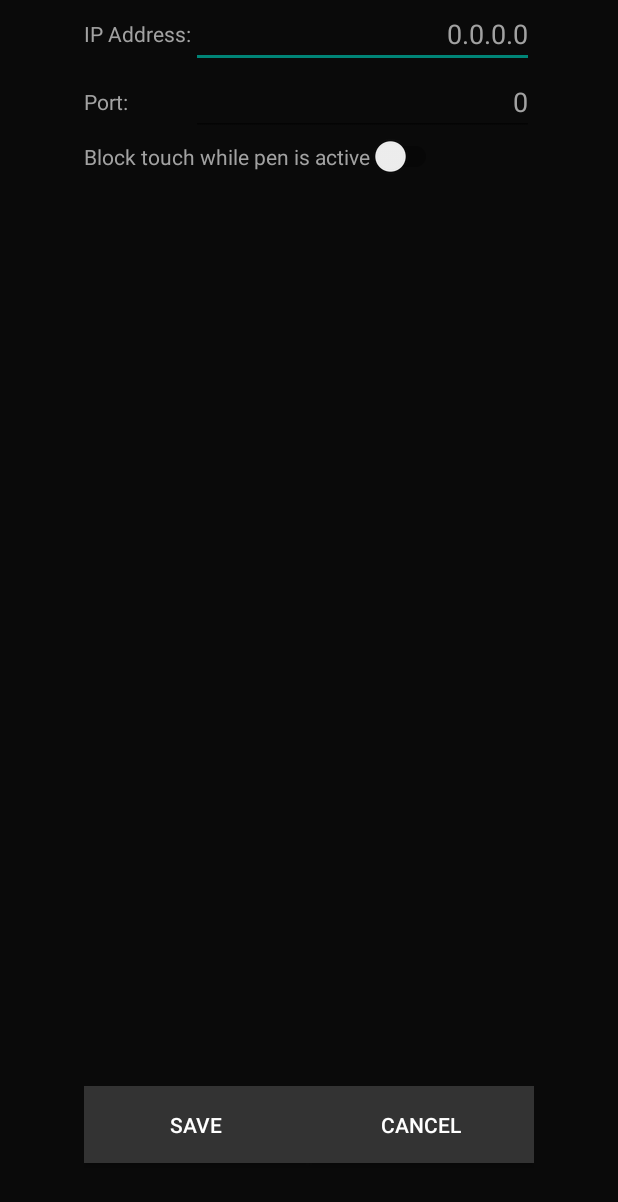
After one commit to MythicPalette/AndroPen, an Android app built with Jetpack Compose: the SettingsActivity screen opened directly, with no data from a screen before it, on a phone screen of 412 x 824 dp. The commit adds this screen. Shown: the top 1202 px of the screen. Run offline under Robolectric (Android 15) with nearby library versions, the phone set to English and light mode, and no system bars.

Commit message:
Added Settings
This is the first pass at exposing configuration to the user.

```diff
--- a/AndroPenAndroid/app/build.gradle.kts
+++ b/AndroPenAndroid/app/build.gradle.kts
@@ -62,7 +62,10 @@ dependencies {
     implementation("org.jetbrains.kotlinx:kotlinx-coroutines-android:1.7.3")
     implementation(libs.androidx.cardview)
     implementation(libs.androidx.constraintlayout)
-    implementation("com.google.code.gson:gson:2.10.1")  // Ensure you use the latest version
+    implementation("com.google.code.gson:gson:2.10.1")
+    implementation(libs.androidx.appcompat)
+    implementation(libs.material)
+    implementation(libs.androidx.activity)  // Ensure you use the latest version
     testImplementation(libs.junit)
     androidTestImplementation(libs.androidx.junit)
     androidTestImplementation(libs.androidx.espresso.core)
--- /dev/null
+++ b/AndroPenAndroid/app/src/main/java/com/mythicpalette/andropen/SettingsActivity.kt
@@ -0,0 +1,55 @@
+package com.mythicpalette.andropen
+
+import android.os.Bundle
+import android.widget.EditText
+import androidx.activity.enableEdgeToEdge
+import androidx.appcompat.app.AppCompatActivity
+import androidx.appcompat.widget.AppCompatButton
+import androidx.appcompat.widget.SwitchCompat
+import androidx.core.view.ViewCompat
+import androidx.core.view.WindowInsetsCompat
+import com.mythicpalette.andropen.helpers.Settings
+
+class SettingsActivity : AppCompatActivity() {
+    override fun onCreate(savedInstanceState: Bundle?) {
+        super.onCreate(savedInstanceState)
+        enableEdgeToEdge()
+        setContentView(R.layout.activity_settings)
+        ViewCompat.setOnApplyWindowInsetsListener(findViewById(R.id.main)) { v, insets ->
+            val systemBars = insets.getInsets(WindowInsetsCompat.Type.systemBars())
+            v.setPadding(systemBars.left, systemBars.top, systemBars.right, systemBars.bottom)
+            insets
+        }
+
+        findViewById<EditText>(R.id.ip_text).setText(Settings.getIpAddress(this))
+        findViewById<EditText>(R.id.port_text).setText(Settings.getPort(this).toString())
+        findViewById<SwitchCompat>(R.id.touch_switch).isChecked = Settings.getPenBlocksTouch(this)
+
+        findViewById<AppCompatButton>(R.id.settings_save_button).setOnClickListener{ _ ->
+            onSave()
+            onBackPressedDispatcher.onBackPressed()
+        }
+        findViewById<AppCompatButton>(R.id.settings_cancel_button).setOnClickListener{ _ ->
+            onBackPressedDispatcher.onBackPressed()
+        }
+    }
+
+    fun onSave() {
+        // Get SharedPreferences instance
+        val sharedPreferences = getSharedPreferences("MyAppPreferences", MODE_PRIVATE)
+        val editor = sharedPreferences.edit()
+
+        // push the values.
+        // IP
+        val ipText = findViewById<EditText>(R.id.ip_text).text.toString()
+        editor.putString("ip_address", ipText)
+        // Port
+        val portText = findViewById<EditText>(R.id.port_text).text.toString().toInt()
+        editor.putInt("port_address", portText)
+        // Block Touch when pen is down
+        val blockTouch = findViewById<SwitchCompat>(R.id.touch_switch).isChecked
+        editor.putBoolean("block_touch_pen", blockTouch)  // Save asynchronously
+
+        editor.apply()
+    }
+}
--- /dev/null
+++ b/AndroPenAndroid/app/src/main/java/com/mythicpalette/andropen/helpers/Settings.kt
@@ -0,0 +1,59 @@
+package com.mythicpalette.andropen.helpers
+
+import android.content.Context
+import android.content.SharedPreferences
+import androidx.appcompat.app.AppCompatActivity.MODE_PRIVATE
+
+object Settings {
+    private const val PREF_NAME = "MyAppPreferences"
+
+    const val IP_ADDRESS = "ip_address"
+    const val PORT_ADDRESS = "port_address"
+    const val PEN_BLOCKS_TOUCH = "pen_blocks_touch"
+    const val TOUCH_DISABLED = "touch_disabled"
+
+    private fun getSharedPreferences(context: Context): SharedPreferences {
+        return context.getSharedPreferences(PREF_NAME, MODE_PRIVATE)
+    }
+    fun getIpAddress(context: Context): String {
+        return getSharedPreferences(context).getString(IP_ADDRESS, "0.0.0.0") ?: "0.0.0.0"
+    }
+    fun setIpAddress(context: Context, ip: String) {
+        val pref = getSharedPreferences(context)
+        val editor = pref.edit()
+        editor.putString(IP_ADDRESS, ip)
+        editor.apply()
+    }
+
+    fun getPort(context: Context): Int {
+        val result = getSharedPreferences(context).getInt(PORT_ADDRESS, 0)
+        return result
+    }
+    fun setPort(context: Context, port: Int) {
+        val pref = getSharedPreferences(context)
+        val editor = pref.edit()
+        editor.putInt(PORT_ADDRESS, port)
+        editor.apply()
+    }
+
+    fun getPenBlocksTouch(context: Context): Boolean {
+        val result =  getSharedPreferences(context).getBoolean(PEN_BLOCKS_TOUCH, false)
+        return result
+    }
+    fun setPenBlocksTouch(context: Context, touch: Boolean) {
+        val pref = getSharedPreferences(context)
+        val editor = pref.edit()
+        editor.putBoolean(PEN_BLOCKS_TOUCH, touch)
+        editor.apply()
+    }
+
+    fun getTouchDisabled(context: Context): Boolean {
+        return getSharedPreferences(context).getBoolean(TOUCH_DISABLED, false)
+    }
+    fun setIpAddress(context: Context, touch: Boolean) {
+        val pref = getSharedPreferences(context)
+        val editor = pref.edit()
+        editor.putBoolean(TOUCH_DISABLED, touch)
+        editor.apply()
+    }
+}
--- /dev/null
+++ b/AndroPenAndroid/app/src/main/res/layout/activity_settings.xml
@@ -0,0 +1,100 @@
+<?xml version="1.0" encoding="utf-8"?>
+<androidx.constraintlayout.widget.ConstraintLayout xmlns:android="http://schemas.android.com/apk/res/android"
+    xmlns:app="http://schemas.android.com/apk/res-auto"
+    xmlns:tools="http://schemas.android.com/tools"
+    android:id="@+id/main"
+    android:layout_width="match_parent"
+    android:layout_height="match_parent"
+    tools:context=".SettingsActivity"
+    android:background="@color/primary_dark">
+        <GridLayout
+            android:layout_width="0dp"
+            android:layout_height="0dp"
+            android:columnCount="2"
+            app:layout_constraintWidth_max="300dp"
+            app:layout_constraintBottom_toBottomOf="parent"
+            app:layout_constraintEnd_toEndOf="parent"
+            app:layout_constraintStart_toStartOf="parent"
+            app:layout_constraintTop_toTopOf="parent">
+
+            <TextView
+                android:layout_height="wrap_content"
+                android:text="@string/ip_address"
+                android:layout_gravity="center_vertical"
+                android:textColor="@color/text" />
+
+            <EditText
+                android:id="@+id/ip_text"
+                android:layout_height="wrap_content"
+                android:layout_columnWeight="1"
+                android:layout_gravity="fill"
+                android:hint="@string/ip_address"
+                android:importantForAutofill="no"
+                android:inputType="text"
+                android:text="@string/default_ip"
+                android:textColor="@color/text"
+                android:textAlignment="textEnd"/>
+
+            <TextView
+                android:layout_height="wrap_content"
+                android:text="@string/port_address"
+                android:layout_gravity="center_vertical"
+                android:textColor="@color/text" />
+
+            <EditText
+                android:id="@+id/port_text"
+                android:layout_height="wrap_content"
+                android:hint="@string/port_address"
+                android:layout_gravity="fill"
+                android:importantForAutofill="no"
+                android:inputType="number"
+                android:minWidth="100dp"
+                android:text="@string/default_port"
+                android:textColor="@color/text"
+                android:textAlignment="textEnd" />
+
+            <androidx.appcompat.widget.LinearLayoutCompat
+                android:layout_width="match_parent"
+                android:layout_height="wrap_content"
+                android:layout_columnSpan="2"
+                android:orientation="horizontal">
+                <TextView
+                    android:layout_width="wrap_content"
+                    android:layout_height="wrap_content"
+                    android:text="@string/block_touch"
+                    android:layout_gravity="center_vertical"
+                    android:textColor="@color/text"/>
+
+                <androidx.appcompat.widget.SwitchCompat
+                    android:id="@+id/touch_switch"
+                    android:layout_width="wrap_content"
+                    android:layout_height="wrap_content"/>
+            </androidx.appcompat.widget.LinearLayoutCompat>
+
+            <Space
+                android:layout_height="0dp"
+                android:layout_rowWeight="1"
+                android:layout_columnSpan="2" />
+
+            <androidx.appcompat.widget.LinearLayoutCompat
+                android:layout_width="match_parent"
+                android:layout_height="100dp"
+                android:layout_columnSpan="2">
+                <androidx.appcompat.widget.AppCompatButton
+                    android:id="@+id/settings_save_button"
+                    android:layout_width="wrap_content"
+                    android:layout_height="wrap_content"
+                    android:layout_weight="1"
+                    style="@style/DarkModeButton"
+                    android:text="@string/save" />
+
+                <androidx.appcompat.widget.AppCompatButton
+                    android:id="@+id/settings_cancel_button"
+                    android:layout_width="wrap_content"
+                    android:layout_height="wrap_content"
+                    android:layout_weight="1"
+                    style="@style/DarkModeButton"
+                    android:text="@string/cancel" />
+            </androidx.appcompat.widget.LinearLayoutCompat>
+        </GridLayout>
+</androidx.constraintlayout.widget.ConstraintLayout>
--- a/AndroPenAndroid/app/src/main/res/values/colors.xml
+++ b/AndroPenAndroid/app/src/main/res/values/colors.xml
@@ -8,6 +8,7 @@
 
     <color name="primary_dark">#FF0A0A0A</color>
     <color name="border">#FF3A3A3A</color>
+    <color name="text">#A2A2A2</color>
     <color name="light_blue_400">#FF29B6F6</color>
     <color name="light_blue_600">#FF039BE5</color>
     <color name="gray_400">#FFBDBDBD</color>
--- a/AndroPenAndroid/app/src/main/res/values/strings.xml
+++ b/AndroPenAndroid/app/src/main/res/values/strings.xml
@@ -1,4 +1,15 @@
 <resources>
     <string name="app_name">AndroPen</string>
     <string name="connection">Connection</string>
+
+
+    <string name="ip_address">IP Address:</string>
+    <string name="default_ip">0.0.0.0</string>
+    <string name="port_address">Port:</string>
+    <string name="default_port">18998</string>
+
+    <string name="save">Save</string>
+    <string name="cancel">Cancel</string>
+    <string name="block_touch">Block touch while pen is active</string>
+    <string name="settings">Settings</string>
 </resources>
--- a/AndroPenAndroid/app/src/main/res/values/themes.xml
+++ b/AndroPenAndroid/app/src/main/res/values/themes.xml
@@ -1,5 +1,13 @@
 <?xml version="1.0" encoding="utf-8"?>
 <resources>
-
-    <style name="Theme.AndPen" parent="android:Theme.Material.Light.NoActionBar" />
+    <style name="Theme.AndroPen" parent="Theme.AppCompat.DayNight.NoActionBar" />
+    <style name="DarkModeButton" parent="Widget.AppCompat.Button">
+        <!-- Button Background -->
+        <item name="android:background">#333333</item> <!-- Dark gray -->
+        <item name="android:textColor">#FFFFFF</item> <!-- White text -->
+        <item name="android:padding">16dp</item> <!-- Adjust padding -->
+        <item name="cornerRadius">8dp</item> <!-- Rounded corners -->
+        <item name="android:elevation">4dp</item> <!-- Subtle shadow for depth -->
+        <item name="android:textAllCaps">true</item> <!-- Uppercase text -->
+    </style>
 </resources>
--- a/AndroPenAndroid/gradle/libs.versions.toml
+++ b/AndroPenAndroid/gradle/libs.versions.toml
@@ -10,6 +10,9 @@ activityCompose = "1.9.3"
 composeBom = "2024.04.01"
 cardview = "1.0.0"
 constraintlayout = "2.2.0"
+appcompat = "1.7.0"
+material = "1.12.0"
+activity = "1.9.3"
 
 [libraries]
 androidx-core-ktx = { group = "androidx.core", name = "core-ktx", version.ref = "coreKtx" }
@@ -28,6 +31,9 @@ androidx-ui-test-junit4 = { group = "androidx.compose.ui", name = "ui-test-junit
 androidx-material3 = { group = "androidx.compose.material3", name = "material3" }
 androidx-cardview = { group = "androidx.cardview", name = "cardview", version.ref = "cardview" }
 androidx-constraintlayout = { group = "androidx.constraintlayout", name = "constraintlayout", version.ref = "constraintlayout" }
+androidx-appcompat = { group = "androidx.appcompat", name = "appcompat", version.ref = "appcompat" }
+material = { group = "com.google.android.material", name = "material", version.ref = "material" }
+androidx-activity = { group = "androidx.activity", name = "activity", version.ref = "activity" }
 
 [plugins]
 android-application = { id = "com.android.application", version.ref = "agp" }
```
Also changed, not shown: AndroPenAndroid/app/src/main/AndroidManifest.xml (+11 -7 lines), AndroPenAndroid/app/src/main/java/com/mythicpalette/andropen/MainActivity.kt (+12 -16 lines), AndroPenAndroid/app/src/main/java/com/mythicpalette/andropen/helpers/SocketHandler.kt (+18 -7 lines), AndroPenAndroid/app/src/main/res/layout/activity_main.xml (+9 -0 lines), 1 other file.
